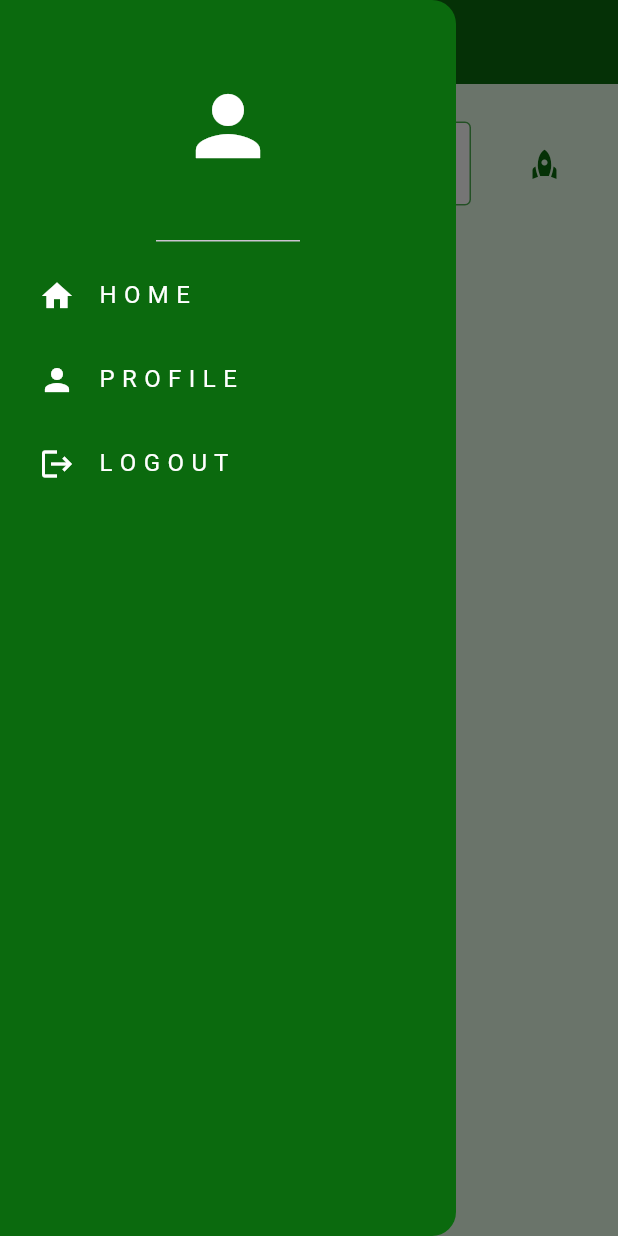
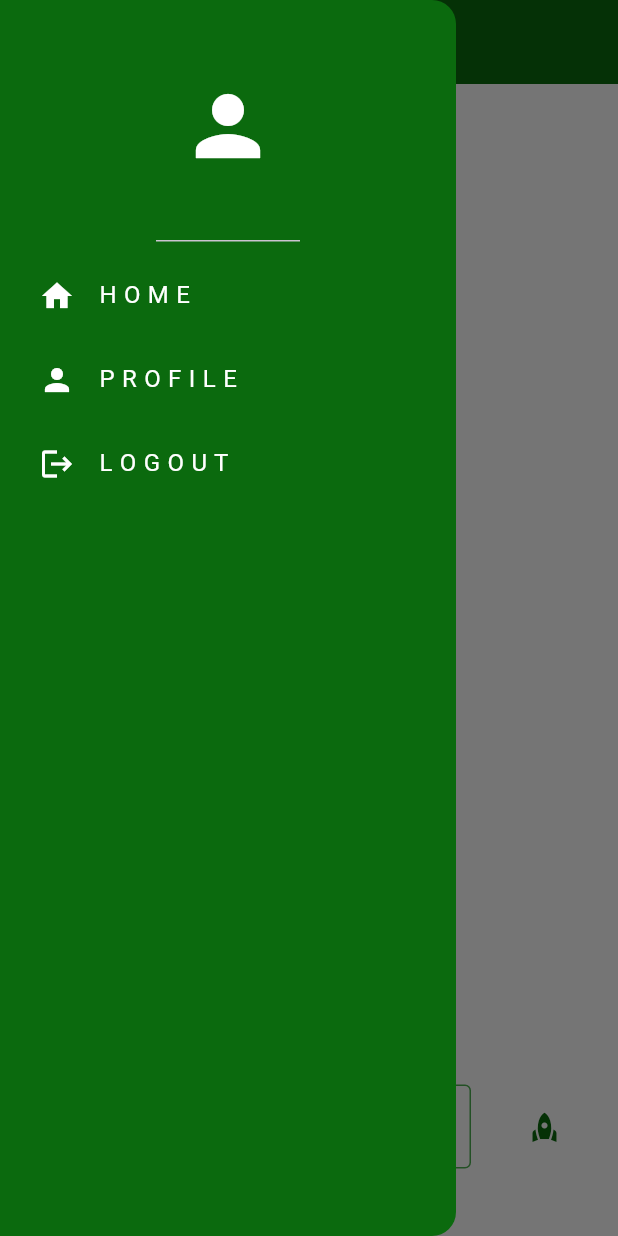
Before and after one commit to maitry4/EcoConnect, a Flutter app: the screen it shows once a user with an empty profile is signed in, with the side drawer open, on a phone screen of 412 x 824 dp. Run offline on Flutter 3.47's test engine with Material 3 defaults, Android fonts, the phone set to English and light mode, and no system bars; our stand-ins replace cloud_firestore, firebase_auth, firebase_core, flutter_svg, google_sign_in; accounts and stored records are empty; network calls fail.

Commit message:
mini changes

```diff
--- a/eco_connect/lib/components/comment.dart
+++ b/eco_connect/lib/components/comment.dart
@@ -16,7 +16,7 @@ class Comment extends StatelessWidget {
   Widget build(BuildContext context) {
     return Container(
       decoration: BoxDecoration(
-        color: Theme.of(context).scaffoldBackgroundColor,
+        // color: Colors.black[1,
         borderRadius: BorderRadius.circular(4),
       ),
       margin: const EdgeInsets.only(bottom: 5),
--- a/eco_connect/lib/pages/home_page.dart
+++ b/eco_connect/lib/pages/home_page.dart
@@ -69,26 +69,7 @@ class _HomePageState extends State<HomePage> {
       body: Center(
         child: Column(
           children: [
-            // post message
-            Padding(
-              padding: const EdgeInsets.all(25.0),
-              child: Row(
-                children: [
-                  Expanded(
-                    // text field
-                    child: MyTextField(
-                      controller: textController,
-                      hintText: 'Inspire People with What\'s on Your Mind...',
-                      obscureText: false,
-                    ),
-                  ),
 
-                  // post message button
-                  IconButton(onPressed: postMessage,
-                  icon: Icon(Icons.rocket, color:Theme.of(context).appBarTheme.backgroundColor))
-                ]
-              ),
-            ),
 
             // eco connect
             Expanded(
@@ -125,9 +106,29 @@ class _HomePageState extends State<HomePage> {
                 ),
               ),
 
+            // post message
+            Padding(
+              padding: const EdgeInsets.all(25.0),
+              child: Row(
+                children: [
+                  Expanded(
+                    // text field
+                    child: MyTextField(
+                      controller: textController,
+                      hintText: 'Inspire People with What\'s on Your Mind...',
+                      obscureText: false,
+                    ),
+                  ),
 
-            // logged in as
-            Text("Logged In as: "+currentUser.email!, style: TextStyle(color: Colors.grey),),
+                  // post message button
+                  IconButton(onPressed: postMessage,
+                  icon: Icon(Icons.rocket, color:Theme.of(context).appBarTheme.backgroundColor))
+                ]
+              ),
+            ),
+
+            // // logged in as
+            // Text("Logged In as: "+currentUser.email!, style: TextStyle(color: Colors.grey),),
 
             const SizedBox(height: 20,),
           ],
--- a/eco_connect/lib/theme/light_theme.dart
+++ b/eco_connect/lib/theme/light_theme.dart
@@ -1,7 +1,7 @@
 import 'package:flutter/material.dart';
 
 ThemeData lightTheme = ThemeData(
-  scaffoldBackgroundColor:Color.fromARGB(255, 232, 253, 231),
+  scaffoldBackgroundColor:Colors.white,
   appBarTheme: AppBarTheme(
     backgroundColor:Color.fromARGB(255, 11, 106, 14),
     foregroundColor: Colors.white,
```
